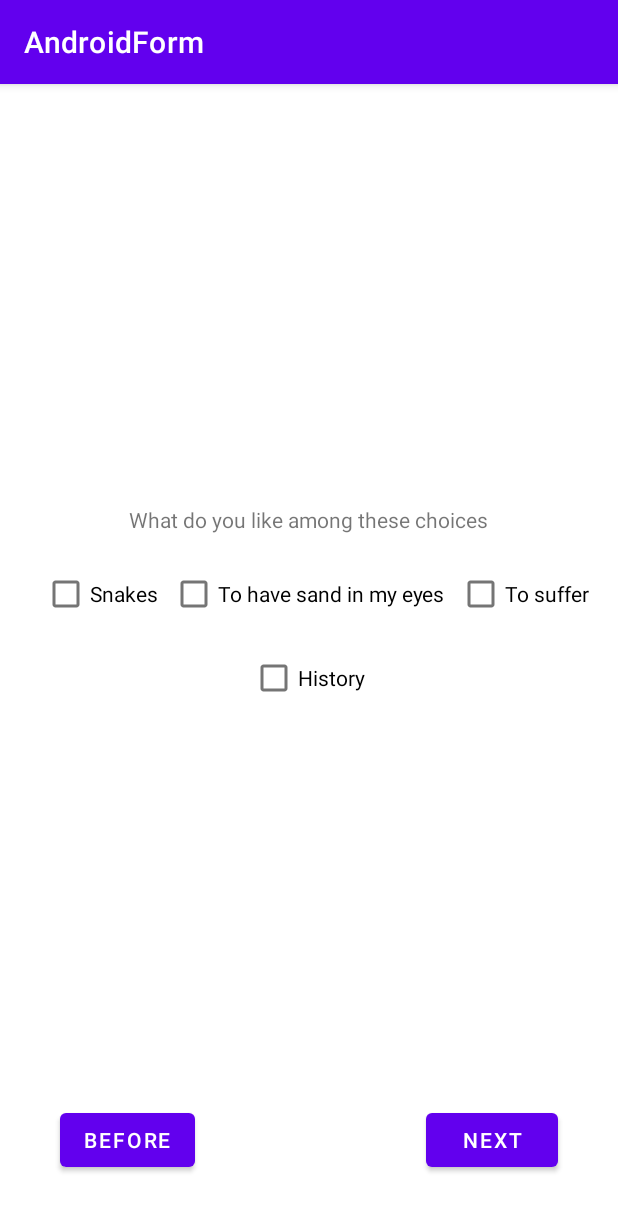
After one commit to lone0s/AndroidForm, an Android app: the MCQ_Liking screen opened directly, with no data from a screen before it, on a phone screen of 412 x 824 dp. The commit adds this screen. Shown: the top 1211 px of the screen. Run offline under Robolectric (Android 15) with nearby library versions, the phone set to English and light mode, and no system bars.

Commit message:
mcq_liking OK

```diff
--- a/app/src/main/AndroidManifest.xml
+++ b/app/src/main/AndroidManifest.xml
@@ -36,6 +36,7 @@
         </activity>
         <activity android:name=".questions.activities.generics.BSQ_YesOrNo" />
         <activity android:name=".questions.activities.generics.BSQ_Boat" />
+        <activity android:name=".questions.activities.generics.man_made.MCQ_Liking" />
     </application>
 
 </manifest>
--- a/app/src/main/java/com/example/androidform/Template.java
+++ b/app/src/main/java/com/example/androidform/Template.java
@@ -82,7 +82,7 @@ public abstract class Template extends AppCompatActivity {
         this.nextButtonAction(evt);
     }
 
-    protected final void nextActivity(Template self, Class<? extends Template> targetActivity)
+    protected final void startActivity(Template self, Class<? extends Template> targetActivity)
     {
         Log.i(this.LOGGER_TAG, "Creating intent for next activity");
         Intent intent = new Intent(self, targetActivity);
--- a/app/src/main/java/com/example/androidform/activities/GeneralQuestions1.java
+++ b/app/src/main/java/com/example/androidform/activities/GeneralQuestions1.java
@@ -1,8 +1,6 @@
 package com.example.androidform.activities;
 
-import android.content.Intent;
 import android.os.Bundle;
-import android.util.Log;
 import android.view.View;
 import android.widget.EditText;
 import android.widget.Switch;
@@ -32,7 +30,7 @@ public class GeneralQuestions1 extends Template
 
         this.data.addScore(answerScores); // Set scores to add
 
-        this.nextActivity(this, GeneralQuestions2.class);
+        this.startActivity(this, GeneralQuestions2.class);
     }
 
     @Override
--- a/app/src/main/java/com/example/androidform/activities/GeneralQuestions2.java
+++ b/app/src/main/java/com/example/androidform/activities/GeneralQuestions2.java
@@ -1,6 +1,5 @@
 package com.example.androidform.activities;
 
-import android.content.Intent;
 import android.os.Bundle;
 import android.util.Log;
 import android.view.View;
@@ -12,10 +11,10 @@ import android.widget.ToggleButton;
 
 import androidx.annotation.NonNull;
 
-import com.example.androidform.DataContainer;
 import com.example.androidform.R;
 import com.example.androidform.Template;
 import com.example.androidform.questions.activities.generics.BSQ_YesOrNo;
+import com.example.androidform.questions.activities.generics.man_made.MCQ_Liking;
 
 public class GeneralQuestions2 extends Template {
 
@@ -98,6 +97,6 @@ public class GeneralQuestions2 extends Template {
 
         this.data.addScore(answerScores); // Set scores to add
 
-        this.nextActivity(this, BSQ_YesOrNo.class);
+        this.startActivity(this, MCQ_Liking.class);
     }
 }
--- a/app/src/main/java/com/example/androidform/questions/activities/generics/BSQ_YesOrNo.java
+++ b/app/src/main/java/com/example/androidform/questions/activities/generics/BSQ_YesOrNo.java
@@ -1,15 +1,11 @@
 package com.example.androidform.questions.activities.generics;
 
-import android.content.Intent;
 import android.util.Log;
 import android.view.View;
 
-import com.example.androidform.DataContainer;
-import com.example.androidform.GenericQuestionActivity;
 import com.example.androidform.R;
 import com.example.androidform.core.Language;
 import com.example.androidform.questions.activities.generics.templates.RadioButtonQuestionActivity;
-import com.example.androidform.questions.lib.RadioButtonQuestion;
 
 public class BSQ_YesOrNo extends RadioButtonQuestionActivity
 {
@@ -44,6 +40,6 @@ public class BSQ_YesOrNo extends RadioButtonQuestionActivity
 
         this.data.addScore(answerScores);
 
-        this.nextActivity(this, BSQ_Boat.class);
+        this.startActivity(this, BSQ_Boat.class);
     }
 }
--- /dev/null
+++ b/app/src/main/res/layout/mcq_liking.xml
@@ -0,0 +1,71 @@
+<?xml version="1.0" encoding="utf-8"?>
+<androidx.constraintlayout.widget.ConstraintLayout xmlns:android="http://schemas.android.com/apk/res/android"
+    xmlns:app="http://schemas.android.com/apk/res-auto"
+    xmlns:tools="http://schemas.android.com/tools"
+    android:layout_width="match_parent"
+    android:layout_height="match_parent"
+    tools:context=".questions.activities.generics.man_made.MCQ_Liking">
+
+    <include
+        android:id="@+id/include"
+        layout="@layout/activity_template"
+        android:layout_width="0dp"
+        android:layout_height="wrap_content"
+        app:layout_constraintBottom_toBottomOf="parent"
+        app:layout_constraintEnd_toEndOf="parent"
+        app:layout_constraintHorizontal_bias="1.0"
+        app:layout_constraintStart_toStartOf="parent" />
+
+    <TextView
+        android:id="@+id/textView"
+        android:layout_width="wrap_content"
+        android:layout_height="wrap_content"
+        android:layout_marginBottom="16dp"
+        android:text="@string/Liking_Q"
+        app:layout_constraintBottom_toTopOf="@+id/MCQ_A_sand"
+        app:layout_constraintEnd_toEndOf="parent"
+        app:layout_constraintHorizontal_bias="0.497"
+        app:layout_constraintStart_toStartOf="parent" />
+
+    <CheckBox
+        android:id="@+id/MCQ_A_snake"
+        android:layout_width="wrap_content"
+        android:layout_height="wrap_content"
+        android:layout_marginEnd="8dp"
+        android:text="@string/Liking_A_snake"
+        app:layout_constraintBottom_toBottomOf="@+id/MCQ_A_sand"
+        app:layout_constraintEnd_toStartOf="@+id/MCQ_A_sand"
+        app:layout_constraintTop_toTopOf="@+id/MCQ_A_sand" />
+
+    <CheckBox
+        android:id="@+id/MCQ_A_sand"
+        android:layout_width="wrap_content"
+        android:layout_height="wrap_content"
+        android:text="@string/Liking_A_sand"
+        app:layout_constraintBottom_toTopOf="@+id/include"
+        app:layout_constraintEnd_toEndOf="parent"
+        app:layout_constraintHorizontal_bias="0.497"
+        app:layout_constraintStart_toStartOf="parent"
+        app:layout_constraintTop_toTopOf="parent" />
+
+    <CheckBox
+        android:id="@+id/MCQ_A_suffer"
+        android:layout_width="wrap_content"
+        android:layout_height="wrap_content"
+        android:layout_marginStart="8dp"
+        android:text="@string/Liking_A_suffer"
+        app:layout_constraintBottom_toBottomOf="@+id/MCQ_A_sand"
+        app:layout_constraintStart_toEndOf="@+id/MCQ_A_sand"
+        app:layout_constraintTop_toTopOf="@+id/MCQ_A_sand" />
+
+    <CheckBox
+        android:id="@+id/MCQ_A_history"
+        android:layout_width="wrap_content"
+        android:layout_height="wrap_content"
+        android:layout_marginTop="8dp"
+        android:text="@string/Liking_A_history"
+        app:layout_constraintEnd_toEndOf="@+id/MCQ_A_sand"
+        app:layout_constraintStart_toStartOf="@+id/MCQ_A_sand"
+        app:layout_constraintTop_toBottomOf="@+id/MCQ_A_sand" />
+
+</androidx.constraintlayout.widget.ConstraintLayout>
--- a/app/src/main/res/values/strings.xml
+++ b/app/src/main/res/values/strings.xml
@@ -37,4 +37,12 @@
     <string name="Boat_A_Pointer">PointerAnswer</string>
     <string name="Boat_A_Boat">It\'s a boat, we don\'t care if it\'s the same</string>
     <string name="Boat_A_Rust">Rust makes faster boats</string>
+
+    <string name="Liking_Q">What do you like among these choices</string>
+    <string name="Liking_A_snake">Snakes</string>
+    <string name="Liking_A_sand">To have sand in my eyes</string>
+    <string name="Liking_A_suffer">To suffer</string>
+    <string name="Liking_A_history">History</string>
+
+
 </resources>
```
Also changed, not shown: app/src/main/java/com/example/androidform/GeneralInformation.java (+1 -7 lines), app/src/main/java/com/example/androidform/Informations.java (deleted, +0 -8 lines), app/src/main/java/com/example/androidform/questions/activities/generics/man_made/MCQ_Liking.java (added, +72 -0 lines).
